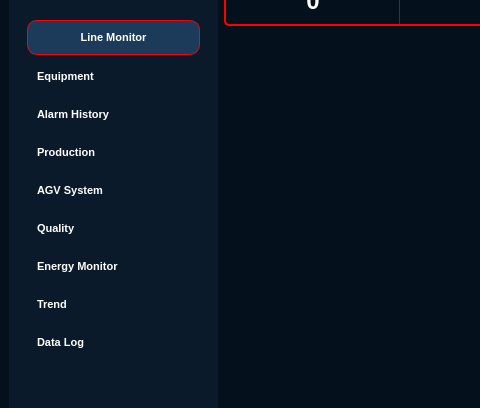
The window that views/main_window.ui (Thinhngua1/MINI_PC_WIN7_full_UI) describes before a commit, drawn with Qt 5; both pictures show x 0 to 480 and y 83 to 491 of the 1280 by 720 pixel window.
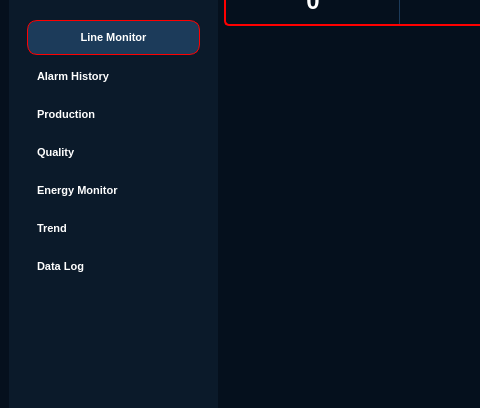
The same window after the commit.

```diff
--- a/views/main_window.ui
+++ b/views/main_window.ui
@@ -109,13 +109,6 @@
              </property>
             </widget>
            </item>
-           <item>
-            <widget class="QPushButton" name="btn_Equipment">
-             <property name="text">
-              <string>Equipment</string>
-             </property>
-            </widget>
-           </item>
            <item>
             <widget class="QPushButton" name="btn_AlarmHistory">
              <property name="text">
@@ -130,13 +123,6 @@
              </property>
             </widget>
            </item>
-           <item>
-            <widget class="QPushButton" name="btn_AGVSystem">
-             <property name="text">
-              <string>AGV System</string>
-             </property>
-            </widget>
-           </item>
            <item>
             <widget class="QPushButton" name="btn_Quality">
              <property name="text">
```
